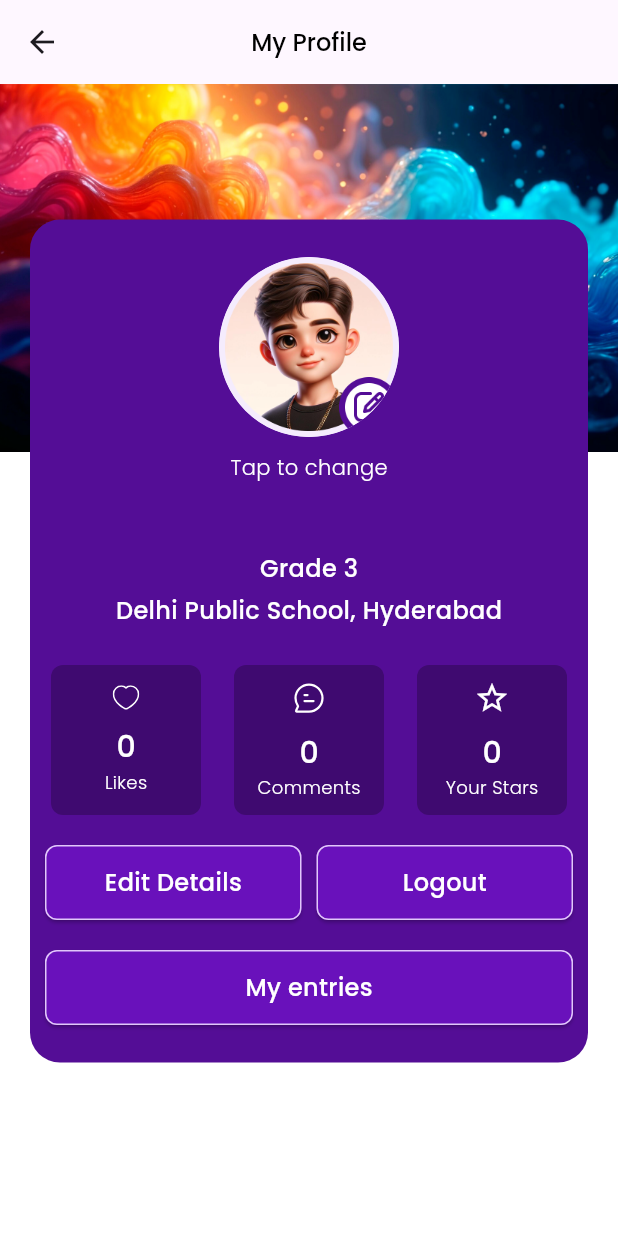
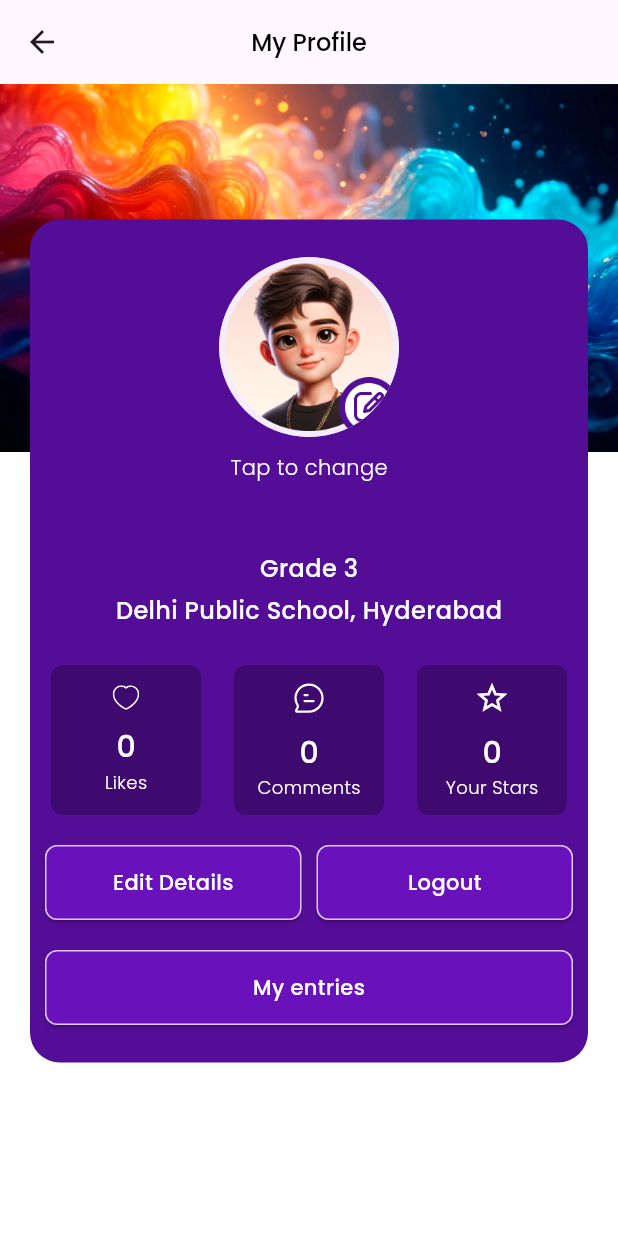
Before and after one commit to MonishPrasannavd/Msb_python, a Flutter app: the ProfileScreen screen opened directly, on a phone screen of 412 x 824 dp. Run offline on Flutter 3.47's test engine with Material 3 defaults, Android fonts, the phone set to English and light mode, and no system bars; our stand-ins replace audioplayers, cached_network_image, carousel_slider, cloud_firestore, dropdown_search, faker and 17 more; missing offline and left inert: cached_video_player_plus, firebase_app_check, flexible_text, flutter_branch_sdk; accounts and stored records are empty; network calls fail; statements that could not run were skipped.

Commit message:
ui fixes

```diff
--- a/code/lib/Screens/home/tab_1_home.dart
+++ b/code/lib/Screens/home/tab_1_home.dart
@@ -797,7 +797,7 @@ class HomeTabState extends State<HomeTab> {
                             context,
                             MaterialPageRoute(
                               builder: (context) => const Padding(
-                                padding: EdgeInsets.all(20.0),
+                                padding: EdgeInsets.symmetric(vertical: 25.0, horizontal: 8.0),
                                 child: PublicTab(),
                               ),
                             ));
--- a/code/lib/Screens/profile/profile_page.dart
+++ b/code/lib/Screens/profile/profile_page.dart
@@ -379,7 +379,7 @@ class ProfileScreenState extends State<ProfileScreen> with RouteAware {
                                         textStyle: GoogleFonts.poppins(
                                           color: AppColors.white,
                                           fontWeight: FontWeight.w500,
-                                          fontSize: 16,
+                                          fontSize: 14,
                                         ),
                                       ),
                                     ),
@@ -410,7 +410,7 @@ class ProfileScreenState extends State<ProfileScreen> with RouteAware {
                                         textStyle: GoogleFonts.poppins(
                                           color: AppColors.white,
                                           fontWeight: FontWeight.w500,
-                                          fontSize: 16,
+                                          fontSize: 14,
                                         ),
                                       ),
                                     ),
@@ -449,7 +449,7 @@ class ProfileScreenState extends State<ProfileScreen> with RouteAware {
                                     textStyle: GoogleFonts.poppins(
                                       color: AppColors.white,
                                       fontWeight: FontWeight.w500,
-                                      fontSize: 16,
+                                      fontSize: 14,
                                     ),
                                   ),
                                 ),
```
Also changed, not shown: code/lib/Screens/school/school_detail.dart (+28 -28 lines).
